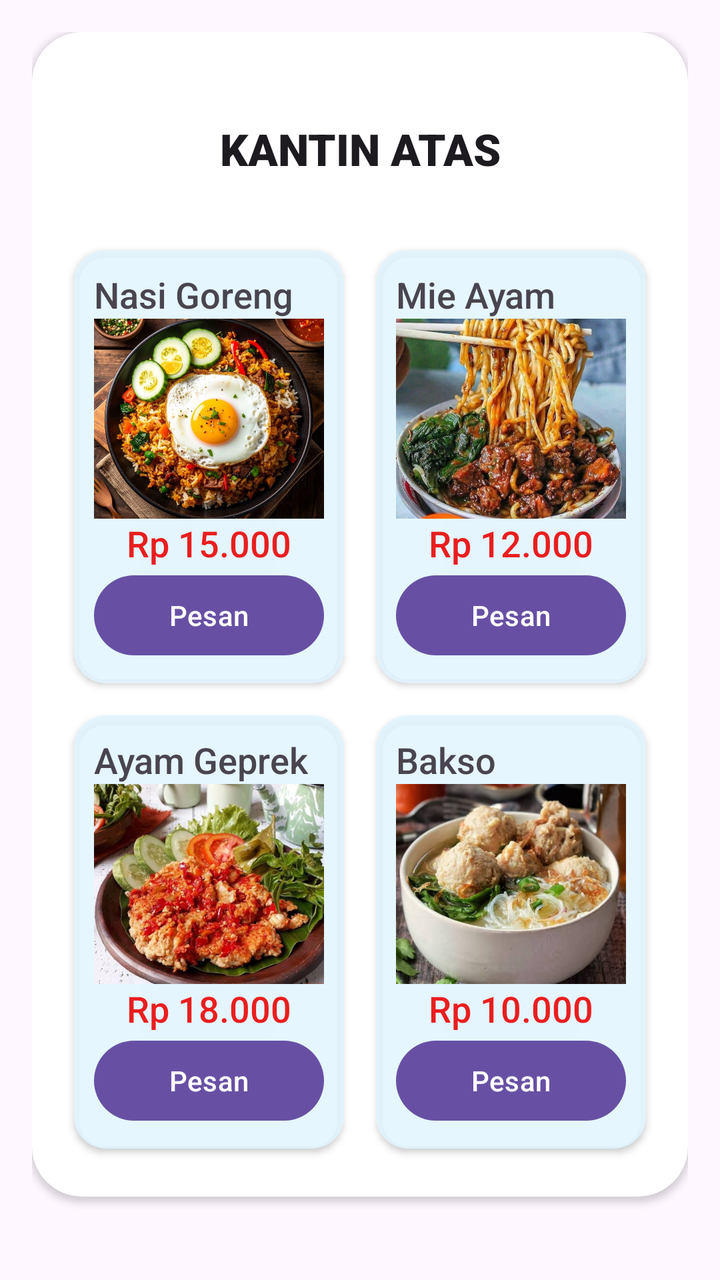
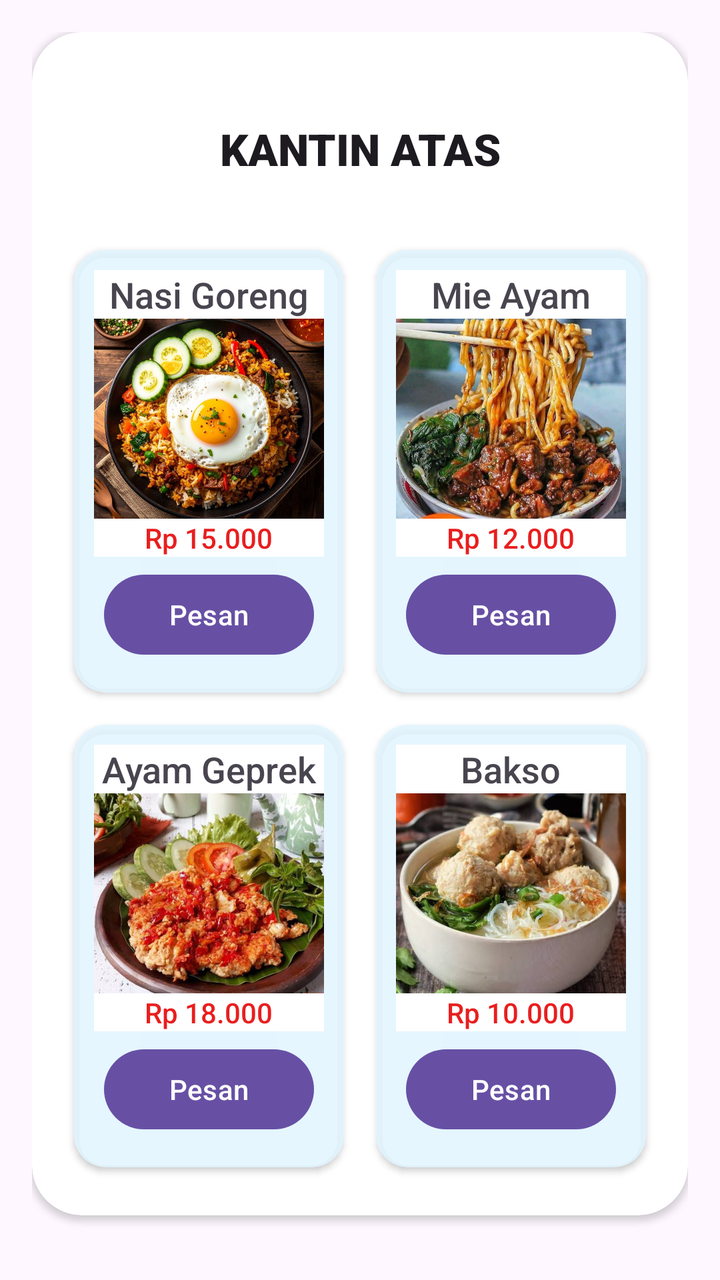

Screens rendered from an Android XML layout before and after an edit, with the pre-edit source and the edit as a unified diff.
<!-- AndroidManifest.xml: application theme Theme.CanteenApp -->
<!-- res/layout/activity_menu.xml -->
<?xml version="1.0" encoding="utf-8"?>
<LinearLayout xmlns:android="http://schemas.android.com/apk/res/android"
    xmlns:app="http://schemas.android.com/apk/res-auto"
    xmlns:tools="http://schemas.android.com/tools"
    android:id="@+id/main"
    android:layout_width="match_parent"
    android:layout_height="match_parent"
    android:layout_margin="20dp"
    android:layout_marginTop="30dp"
    android:orientation="vertical"
    android:padding="16dp"
    tools:context=".MainActivity">

    <androidx.cardview.widget.CardView
        android:layout_width="match_parent"
        android:layout_height="wrap_content"
        android:layout_gravity="center"
        android:background="@color/white"
        android:padding="16dp"
        app:cardBackgroundColor="@color/white"
        app:cardCornerRadius="25dp">

        <LinearLayout
            android:layout_width="match_parent"
            android:layout_height="match_parent"
            android:orientation="vertical"
            android:padding="16dp">

            <TextView
                android:id="@+id/textView"
                android:layout_width="match_parent"
                android:layout_height="85dp"
                android:fontFamily="sans-serif-black"
                android:gravity="center"
                android:text="KANTIN ATAS"
                android:textAppearance="@style/TextAppearance.AppCompat.Large" />

            <LinearLayout
                android:layout_width="match_parent"
                android:layout_height="wrap_content"
                android:gravity="center"
                android:orientation="horizontal">

                <androidx.cardview.widget.CardView
                    android:layout_width="135dp"
                    android:layout_height="wrap_content"
                    android:layout_margin="8dp"
                    android:background="@color/white"
                    android:padding="10dp"
                    app:cardBackgroundColor="#E1E2F5FF"
                    app:cardCornerRadius="16dp">

                    <LinearLayout
                        android:layout_width="match_parent"
                        android:layout_height="wrap_content"
                        android:gravity="center_horizontal"
                        android:orientation="vertical"
                        android:padding="10dp">

                        <TextView
                            android:id="@+id/textView3"
                            android:layout_width="match_parent"
                            android:layout_height="wrap_content"
                            android:fontFamily="sans-serif-medium"
                            android:text="Nasi Goreng"
                            android:textAppearance="@style/TextAppearance.AppCompat.Medium" />

                        <ImageView
                            android:id="@+id/imageView"
                            android:layout_width="match_parent"
                            android:layout_height="100dp"
                            android:scaleType="centerCrop"
                            app:srcCompat="@drawable/nasigoreng" />

                        <TextView
                            android:layout_width="match_parent"
                            android:layout_height="wrap_content"
                            android:fontFamily="sans-serif-medium"
                            android:gravity="center"
                            android:text="Rp 15.000"
                            android:textAppearance="@style/TextAppearance.AppCompat.Medium"
                            android:textColor="#E91E1E" />

                        <Button
                            android:id="@+id/btnNasiGoreng"
                            android:layout_width="match_parent"
                            android:layout_height="wrap_content"
                            android:text="Pesan" />
                    </LinearLayout>

                </androidx.cardview.widget.CardView>

                <androidx.cardview.widget.CardView
                    android:layout_width="135dp"
                    android:layout_height="wrap_content"
                    android:layout_margin="8dp"
                    android:background="@color/white"
                    android:padding="10dp"
                    app:cardBackgroundColor="#E1E2F5FF"
                    app:cardCornerRadius="16dp">

                    <LinearLayout
                        android:layout_width="match_parent"
                        android:layout_height="wrap_content"
                        android:gravity="center_horizontal"
                        android:orientation="vertical"
                        android:padding="10dp">

                        <TextView
                            android:id="@+id/textView3"
                            android:layout_width="match_parent"
                            android:layout_height="wrap_content"
                            android:fontFamily="sans-serif-medium"
                            android:text="Mie Ayam"
                            android:textAppearance="@style/TextAppearance.AppCompat.Medium" />

                        <ImageView
                            android:id="@+id/imageView"
                            android:layout_width="match_parent"
                            android:layout_height="100dp"
                            android:scaleType="centerCrop"
                            app:srcCompat="@drawable/mieayam" />

                        <TextView
                            android:layout_width="match_parent"
                            android:layout_height="wrap_content"
                            android:fontFamily="sans-serif-medium"
                            android:gravity="center"
                            android:text="Rp 12.000"
                            android:textAppearance="@style/TextAppearance.AppCompat.Medium"
                            android:textColor="#E91E1E" />

                        <Button
                            android:id="@+id/btnMieAyam"
                            android:layout_width="match_parent"
                            android:layout_height="wrap_content"
                            android:text="Pesan" />
                    </LinearLayout>

                </androidx.cardview.widget.CardView>
            </LinearLayout>

            <LinearLayout
                android:layout_width="match_parent"
                android:layout_height="wrap_content"
                android:gravity="center"
                android:orientation="horizontal">

                <androidx.cardview.widget.CardView
                    android:layout_width="135dp"
                    android:layout_height="match_parent"
                    android:layout_margin="8dp"
                    android:background="@color/white"
                    android:padding="10dp"
                    app:cardBackgroundColor="#E1E2F5FF"
                    app:cardCornerRadius="16dp">

                    <LinearLayout
                        android:layout_width="match_parent"
                        android:layout_height="wrap_content"
                        android:gravity="center_horizontal"
                        android:orientation="vertical"
                        android:padding="10dp">

                        <TextView
                            android:id="@+id/textView3"
                            android:layout_width="match_parent"
                            android:layout_height="wrap_content"
                            android:fontFamily="sans-serif-medium"
                            android:text="Ayam Geprek"
                            android:textAppearance="@style/TextAppearance.AppCompat.Medium" />

                        <ImageView
                            android:id="@+id/imageView"
                            android:layout_width="match_parent"
                            android:layout_height="100dp"
                            android:scaleType="centerCrop"
                            app:srcCompat="@drawable/ayamgeprek" />

                        <TextView
                            android:id="@+id/harga"
                            android:layout_width="match_parent"
                            android:layout_height="wrap_content"
                            android:fontFamily="sans-serif-medium"
                            android:gravity="center"
                            android:text="Rp 18.000"
                            android:textAppearance="@style/TextAppearance.AppCompat.Medium"
                            android:textColor="#E91E1E" />

                        <Button
                            android:id="@+id/btnAyamGeprek"
                            android:layout_width="match_parent"
                            android:layout_height="wrap_content"
                            android:text="Pesan" />
                    </LinearLayout>

                </androidx.cardview.widget.CardView>

                <androidx.cardview.widget.CardView
                    android:layout_width="135dp"
                    android:layout_height="wrap_content"
                    android:layout_margin="8dp"
                    android:background="@color/white"
                    android:padding="10dp"
                    app:cardBackgroundColor="#E1E2F5FF"
                    app:cardCornerRadius="16dp">

                    <LinearLayout
                        android:layout_width="match_parent"
                        android:layout_height="wrap_content"
                        android:gravity="center_horizontal"
                        android:orientation="vertical"
                        android:padding="10dp">

                        <TextView
                            android:id="@+id/textView3"
                            android:layout_width="match_parent"
                            android:layout_height="wrap_content"
                            android:fontFamily="sans-serif-medium"
                            android:text="Bakso"
                            android:textAppearance="@style/TextAppearance.AppCompat.Medium" />

                        <ImageView
                            android:id="@+id/imageView"
                            android:layout_width="match_parent"
                            android:layout_height="100dp"
                            android:scaleType="centerCrop"
                            app:srcCompat="@drawable/bakso" />

                        <TextView
                            android:id="@+id/harga"
                            android:layout_width="match_parent"
                            android:layout_height="wrap_content"
                            android:fontFamily="sans-serif-medium"
                            android:gravity="center"
                            android:text="Rp 10.000"
                            android:textAppearance="@style/TextAppearance.AppCompat.Medium"
                            android:textColor="#E91E1E" />

                        <Button
                            android:id="@+id/btnBakso"
                            android:layout_width="match_parent"
                            android:layout_height="wrap_content"
                            android:text="Pesan" />
                    </LinearLayout>

                </androidx.cardview.widget.CardView>

            </LinearLayout>

        </LinearLayout>

    </androidx.cardview.widget.CardView>
</LinearLayout>
<!-- resources referenced by this layout -->
<resources>
  <color name="white">#FFFFFFFF</color>
  <!-- drawable ayamgeprek: jpg bitmap (drawable, 42735 bytes) -->
  <!-- drawable bakso: jpg bitmap (drawable, 45648 bytes) -->
  <!-- drawable mieayam: jpg bitmap (drawable, 108551 bytes) -->
  <!-- drawable nasigoreng: jpg bitmap (drawable, 128114 bytes) -->
  <style name="Theme.CanteenApp" parent="Base.Theme.CanteenApp" />
  <style name="Base.Theme.CanteenApp" parent="Theme.Material3.DayNight.NoActionBar">
          
          
      </style>
</resources>

<!-- the commit's change to res/layout/activity_menu.xml (unified diff, before → after) -->
@@ -61,7 +61,9 @@
                             android:id="@+id/textView3"
                             android:layout_width="match_parent"
                             android:layout_height="wrap_content"
-                            android:fontFamily="sans-serif-medium"
+                            android:background="@color/white"
+                            android:fontFamily="sans-serif-medium"
+                            android:gravity="center"
                             android:text="Nasi Goreng"
                             android:textAppearance="@style/TextAppearance.AppCompat.Medium" />
 
@@ -75,16 +77,18 @@
                         <TextView
                             android:layout_width="match_parent"
                             android:layout_height="wrap_content"
+                            android:background="@color/white"
                             android:fontFamily="sans-serif-medium"
                             android:gravity="center"
                             android:text="Rp 15.000"
-                            android:textAppearance="@style/TextAppearance.AppCompat.Medium"
+                            android:textAppearance="@style/TextAppearance.AppCompat.Small"
                             android:textColor="#E91E1E" />
 
                         <Button
                             android:id="@+id/btnNasiGoreng"
                             android:layout_width="match_parent"
                             android:layout_height="wrap_content"
+                            android:layout_margin="5dp"
                             android:text="Pesan" />
                     </LinearLayout>
 
@@ -110,7 +114,9 @@
                             android:id="@+id/textView3"
                             android:layout_width="match_parent"
                             android:layout_height="wrap_content"
-                            android:fontFamily="sans-serif-medium"
+                            android:background="@color/white"
+                            android:fontFamily="sans-serif-medium"
+                            android:gravity="center"
                             android:text="Mie Ayam"
                             android:textAppearance="@style/TextAppearance.AppCompat.Medium" />
 
@@ -124,16 +130,18 @@
                         <TextView
                             android:layout_width="match_parent"
                             android:layout_height="wrap_content"
+                            android:background="@color/white"
                             android:fontFamily="sans-serif-medium"
                             android:gravity="center"
                             android:text="Rp 12.000"
-                            android:textAppearance="@style/TextAppearance.AppCompat.Medium"
+                            android:textAppearance="@style/TextAppearance.AppCompat.Small"
                             android:textColor="#E91E1E" />
 
                         <Button
                             android:id="@+id/btnMieAyam"
                             android:layout_width="match_parent"
                             android:layout_height="wrap_content"
+                            android:layout_margin="5dp"
                             android:text="Pesan" />
                     </LinearLayout>
 
@@ -166,7 +174,9 @@
                             android:id="@+id/textView3"
                             android:layout_width="match_parent"
                             android:layout_height="wrap_content"
-                            android:fontFamily="sans-serif-medium"
+                            android:background="@color/white"
+                            android:fontFamily="sans-serif-medium"
+                            android:gravity="center"
                             android:text="Ayam Geprek"
                             android:textAppearance="@style/TextAppearance.AppCompat.Medium" />
 
@@ -181,16 +191,18 @@
                             android:id="@+id/harga"
                             android:layout_width="match_parent"
                             android:layout_height="wrap_content"
+                            android:background="@color/white"
                             android:fontFamily="sans-serif-medium"
                             android:gravity="center"
                             android:text="Rp 18.000"
-                            android:textAppearance="@style/TextAppearance.AppCompat.Medium"
+                            android:textAppearance="@style/TextAppearance.AppCompat.Small"
                             android:textColor="#E91E1E" />
 
                         <Button
                             android:id="@+id/btnAyamGeprek"
                             android:layout_width="match_parent"
                             android:layout_height="wrap_content"
+                            android:layout_margin="5dp"
                             android:text="Pesan" />
                     </LinearLayout>
 
@@ -216,7 +228,9 @@
                             android:id="@+id/textView3"
                             android:layout_width="match_parent"
                             android:layout_height="wrap_content"
-                            android:fontFamily="sans-serif-medium"
+                            android:background="@color/white"
+                            android:fontFamily="sans-serif-medium"
+                            android:gravity="center"
                             android:text="Bakso"
                             android:textAppearance="@style/TextAppearance.AppCompat.Medium" />
 
@@ -231,16 +245,18 @@
                             android:id="@+id/harga"
                             android:layout_width="match_parent"
                             android:layout_height="wrap_content"
+                            android:background="@color/white"
                             android:fontFamily="sans-serif-medium"
                             android:gravity="center"
                             android:text="Rp 10.000"
-                            android:textAppearance="@style/TextAppearance.AppCompat.Medium"
+                            android:textAppearance="@style/TextAppearance.AppCompat.Small"
                             android:textColor="#E91E1E" />
 
                         <Button
                             android:id="@+id/btnBakso"
                             android:layout_width="match_parent"
                             android:layout_height="wrap_content"
+                            android:layout_margin="5dp"
                             android:text="Pesan" />
                     </LinearLayout>
 
